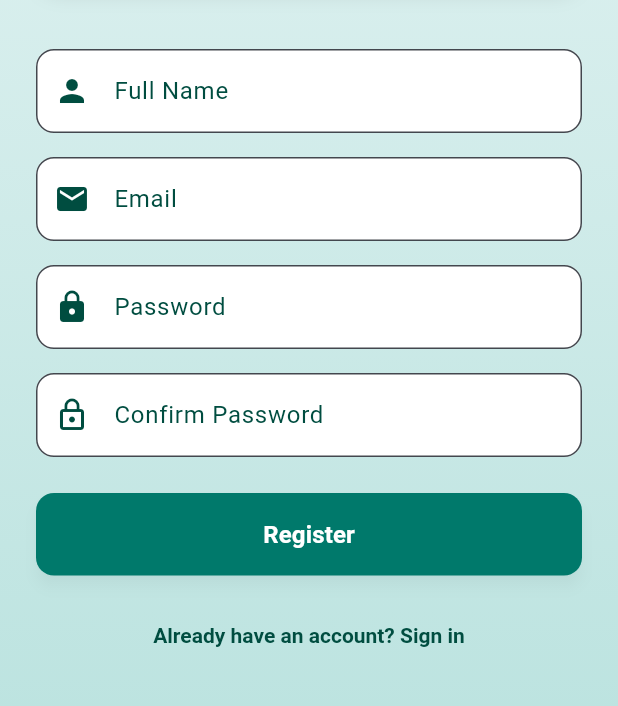
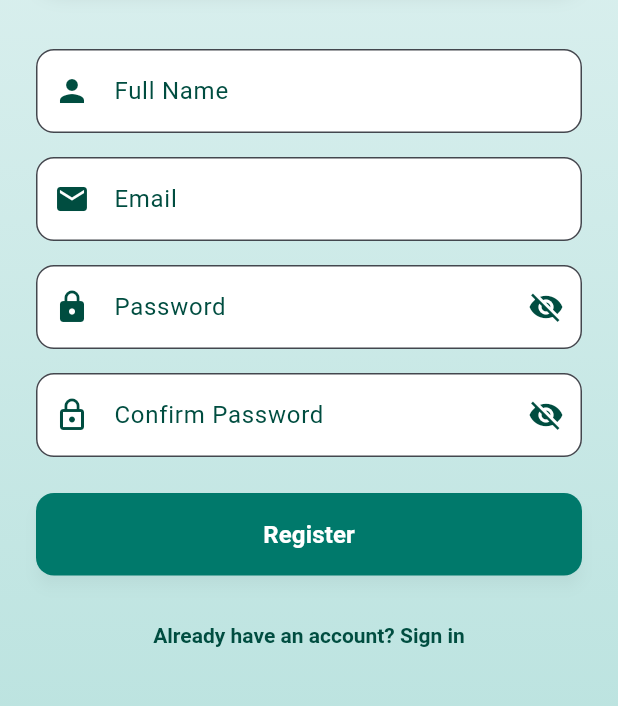
Before and after one commit to lucifron28/AkbayMed_User, a Flutter app: the RegistrationScreen screen opened directly, on a phone screen of 412 x 824 dp, the part 236-942 px from its top. Run offline on Flutter 3.47's test engine with Material 3 defaults, Android fonts, the phone set to English and light mode, and no system bars; our stand-ins replace flutter_dotenv, image_picker, logger, permission_handler, supabase_flutter; accounts and stored records are empty.

Commit message:
added password visibility toggle

```diff
--- a/lib/screens/registration_screen.dart
+++ b/lib/screens/registration_screen.dart
@@ -19,6 +19,8 @@
   final _nameController = TextEditingController();
   bool _isLoading = false;
   String? _errorMessage;
+  bool _isPasswordVisible = false;
+  bool _isConfirmPasswordVisible = false;
   final _supabase = Supabase.instance.client;
 
   Future<void> _signUp() async {
@@ -129,7 +131,7 @@
                           borderRadius: BorderRadius.circular(16),
                           boxShadow: [
                             BoxShadow(
-                              color: Colors.black.withValues(alpha: 0.1),
+                              color: Colors.black.withAlpha(25),
                               blurRadius: 10,
                               offset: const Offset(0, 4),
                             ),
@@ -207,6 +209,17 @@
                             borderRadius: BorderRadius.circular(12),
                           ),
                           prefixIcon: const Icon(Icons.lock, color: Color(0xFF004D40)),
+                          suffixIcon: IconButton(
+                            icon: Icon(
+                              _isPasswordVisible ? Icons.visibility : Icons.visibility_off,
+                              color: const Color(0xFF004D40),
+                            ),
+                            onPressed: () {
+                              setState(() {
+                                _isPasswordVisible = !_isPasswordVisible;
+                              });
+                            },
+                          ),
                           focusedBorder: OutlineInputBorder(
                             borderSide: const BorderSide(color: Color(0xFF00796B), width: 2),
                             borderRadius: BorderRadius.circular(12),
@@ -214,7 +227,7 @@
                           filled: true,
                           fillColor: Colors.white,
                         ),
-                        obscureText: true,
+                        obscureText: !_isPasswordVisible,
                       ),
                       const SizedBox(height: 16),
                       TextField(
@@ -226,6 +239,17 @@
                             borderRadius: BorderRadius.circular(12),
                           ),
                           prefixIcon: const Icon(Icons.lock_outline, color: Color(0xFF004D40)),
+                          suffixIcon: IconButton(
+                            icon: Icon(
+                              _isConfirmPasswordVisible ? Icons.visibility : Icons.visibility_off,
+                              color: const Color(0xFF004D40),
+                            ),
+                            onPressed: () {
+                              setState(() {
+                                _isConfirmPasswordVisible = !_isConfirmPasswordVisible;
+                              });
+                            },
+                          ),
                           focusedBorder: OutlineInputBorder(
                             borderSide: const BorderSide(color: Color(0xFF00796B), width: 2),
                             borderRadius: BorderRadius.circular(12),
@@ -233,7 +257,7 @@
                           filled: true,
                           fillColor: Colors.white,
                         ),
-                        obscureText: true,
+                        obscureText: !_isConfirmPasswordVisible,
                       ),
                       if (_errorMessage != null)
                         Padding(
@@ -255,7 +279,7 @@
                             borderRadius: BorderRadius.circular(12),
                           ),
                           elevation: 4,
-                          shadowColor: Colors.black.withValues(alpha: 0.2),
+                          shadowColor: Colors.black.withAlpha(50),
                         ),
                         child: _isLoading
                             ? const SizedBox(
```
